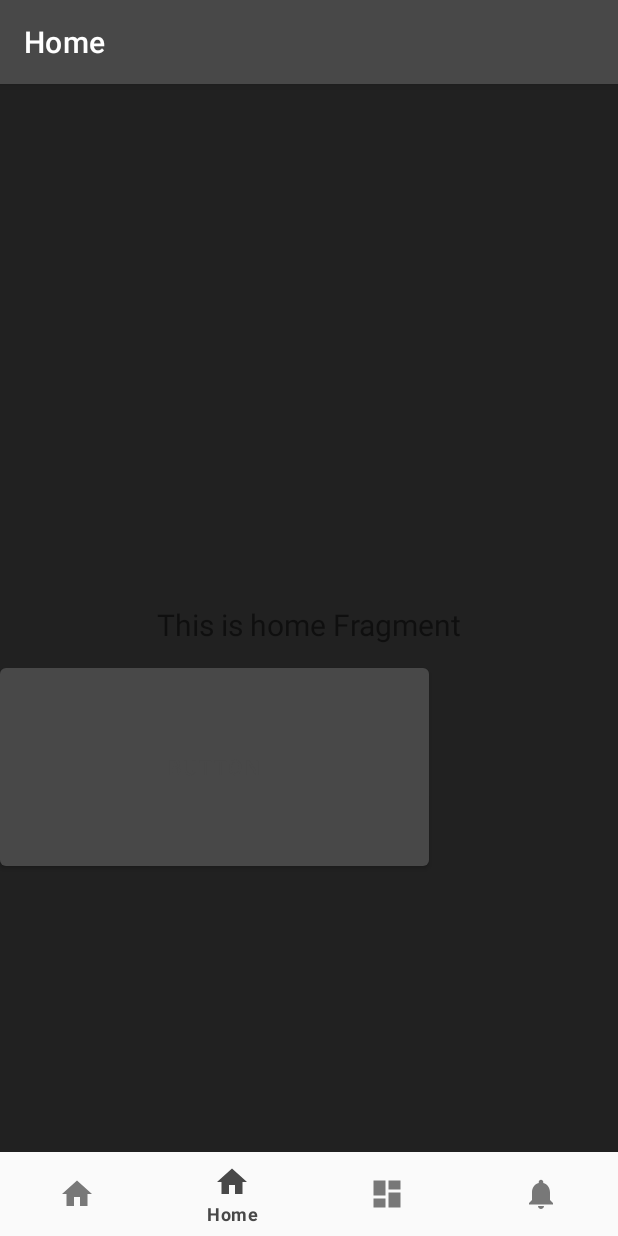
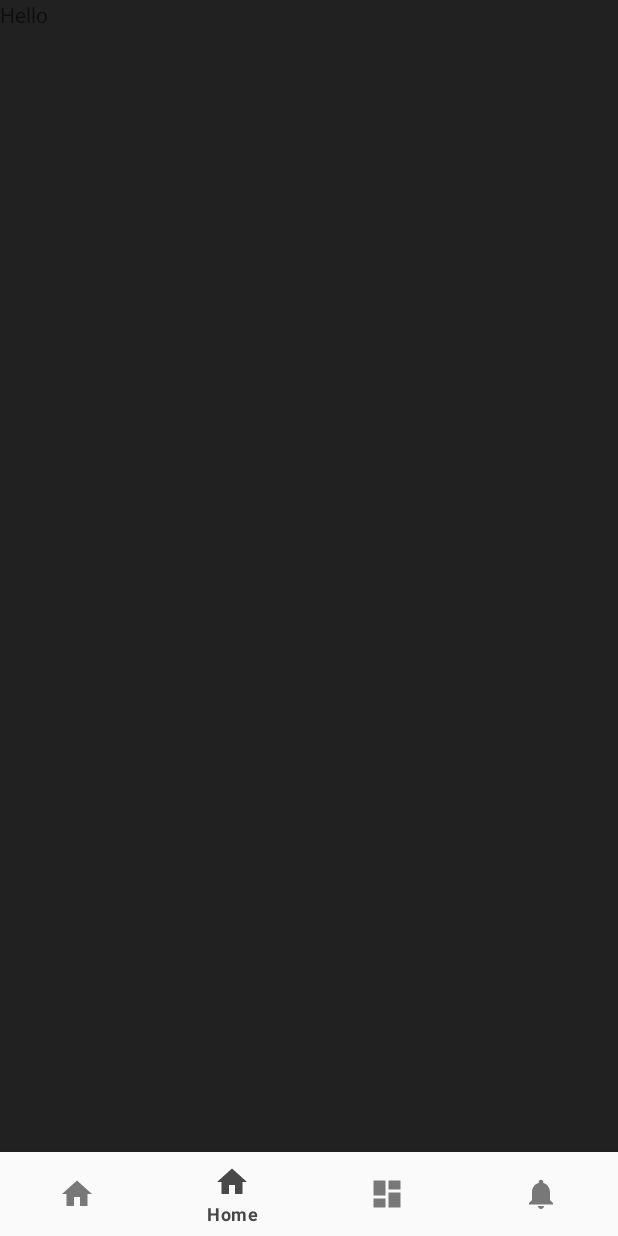
Before and after one commit to 7xz7/sportsman-ai, an Android app: the screen it shows after launch (MainActivity), item 2 of the bottom bar chosen, on a phone screen of 412 x 824 dp. Run offline under Robolectric (Android 15) with nearby library versions, the light colour scheme and no system bars; our stand-ins replace Firebase (no records; nobody signed in at launch, a user with empty details on screens opened directly), navigation-ui; Roboto replaces fonts that are not available here; 7 statements that could not run were skipped.

Commit message:
Работа над API и Leaderboard

```diff
--- a/app/src/main/java/com/mnemocon/sportsman/ai/MainActivity.kt
+++ b/app/src/main/java/com/mnemocon/sportsman/ai/MainActivity.kt
@@ -12,6 +12,7 @@ import androidx.appcompat.app.ActionBar
 import androidx.appcompat.app.AppCompatActivity
 import androidx.core.app.ActivityCompat
 import androidx.core.content.ContextCompat
+import androidx.lifecycle.ViewModelProvider
 import androidx.navigation.fragment.NavHostFragment
 import androidx.navigation.ui.AppBarConfiguration
 import androidx.navigation.ui.setupActionBarWithNavController
@@ -27,14 +28,55 @@ import com.google.firebase.auth.GoogleAuthProvider
 import com.google.firebase.auth.ktx.auth
 import com.google.firebase.ktx.Firebase
 import com.mnemocon.sportsman.ai.databinding.ActivityMainBinding
+import kotlinx.coroutines.CoroutineScope
+import kotlinx.coroutines.Dispatchers
+import kotlinx.coroutines.async
+import kotlinx.coroutines.launch
 import kotlin.Result.Companion.success
 
 class MainActivity : AppCompatActivity() {
     private lateinit var binding: ActivityMainBinding
-
+    // Поле для хранения ссылки на ViewModel
+    private lateinit var mainActivityViewModel: MainActivityViewModel
     // [START declare_auth]
     private lateinit var auth: FirebaseAuth
     // [END declare_auth]
+    // Создание переменной для хранения текущего пользователя
+    private var currentUser: FirebaseUser? = null
+
+    // Создание переменной для хранения области видимости корутины
+    private val scope = CoroutineScope(Dispatchers.Main)
+
+    // Создание функции для получения текущего пользователя асинхронно
+    private fun getCurrentUser() {
+        // Запуск корутины в основном потоке
+        scope.launch {
+            // Ожидание результата из другого потока с помощью async и await
+            currentUser = async(Dispatchers.IO) {
+                Firebase.auth.currentUser
+            }.await()
+            // Проверка наличия текущего пользователя и выполнение действий с ним
+            currentUser?.let {
+                // Name, email address, and profile photo Url
+                mainActivityViewModel._userUUID.value = currentUser!!.uid
+                val providerId = currentUser!!.providerId
+                val name = currentUser!!.displayName
+                val email = currentUser!!.email
+                val photoUrl = currentUser!!.photoUrl
+
+                // Check if user's email is verified
+                val emailVerified = currentUser!!.isEmailVerified
+
+                // The user's ID, unique to the Firebase project. Do NOT use this value to
+                // authenticate with your backend server, if you have one. Use
+                // FirebaseUser.getToken () instead.
+                val uid = currentUser!!.uid
+                mainActivityViewModel.sendUserData(currentUser!!.uid,
+                    currentUser!!.displayName!!, currentUser!!.email!!
+                )
+            }
+        }
+    }
 
     private lateinit var googleSignInClient: GoogleSignInClient
     // Объявление переменных для связки, аутентификации и авторизации через Google
@@ -89,24 +131,11 @@ class MainActivity : AppCompatActivity() {
     }
     // Запуск основной логики приложения
     private fun startLogic() {
-        val currentUser = Firebase.auth.currentUser
-        currentUser?.let {
-            // Name, email address, and profile photo Url
-            val name = currentUser.displayName
-            val email = currentUser.email
-            val photoUrl = currentUser.photoUrl
-
-            // Check if user's email is verified
-            val emailVerified = currentUser.isEmailVerified
-
-            // The user's ID, unique to the Firebase project. Do NOT use this value to
-            // authenticate with your backend server, if you have one. Use
-            // FirebaseUser.getToken () instead.
-            val uid = currentUser.uid
-        }
 
         binding = ActivityMainBinding.inflate(layoutInflater)
         setContentView(binding.root)
+        // Получаем ссылку на ViewModel с помощью ViewModelProvider
+        mainActivityViewModel = ViewModelProvider(this)[MainActivityViewModel::class.java]
         val navView: BottomNavigationView = binding.navView
 
         val navHostFragment =  supportFragmentManager
@@ -119,26 +148,29 @@ class MainActivity : AppCompatActivity() {
         // меню должно рассматриваться как пункты назначения верхнего уровня.
         val appBarConfiguration = AppBarConfiguration(
             setOf(
-                R.id.startCounting, R.id.navigation_home, R.id.navigation_dashboard, R.id.navigation_notifications
+                R.id.startCounting, R.id.navigation_leaderboard, R.id.navigation_dashboard, R.id.navigation_notifications
             )
         )
 
         setupActionBarWithNavController(navController, appBarConfiguration)
         navView.setupWithNavController(navController)
+        supportActionBar?.hide()
+        // Ваш код до вызова Firebase.auth.currentUser
+        getCurrentUser()
     }
     // Показать нижнее меню навигации
     fun showBottomNavigation()
     {
         binding.navView.visibility = View.VISIBLE
-        val actionBar: ActionBar? = supportActionBar //Get action bar reference
-        actionBar?.show() //Hide the action bar
+       // val actionBar: ActionBar? = supportActionBar //Get action bar reference
+        //actionBar?.show() //Hide the action bar
     }
     // Скрыть нижнее меню навигации
     fun hideBottomNavigation()
     {
         binding.navView.visibility = View.GONE
-        val actionBar: ActionBar? = supportActionBar //Get action bar reference
-        actionBar?.hide() //Hide the action bar
+        //val actionBar: ActionBar? = supportActionBar //Get action bar reference
+        //actionBar?.hide() //Hide the action bar
     }
     // Проверка авторизованного пользователя при старте активности
     // [START on_start_check_user]
--- a/app/src/main/java/com/mnemocon/sportsman/ai/data/JSONPlaceHolderApi.kt
+++ b/app/src/main/java/com/mnemocon/sportsman/ai/data/JSONPlaceHolderApi.kt
@@ -45,6 +45,9 @@ interface JSONPlaceHolderApi {
     @POST("api/aisport/add_exercise.php")
     fun createUserExercise(@Body params: RequestBody): Call<Get?>?
 
+    @POST("api/aisport/add_user.php")
+    fun createUser(@Body params: RequestBody): Call<Get?>?
+
     @GET("api/exercise/getcountusers.php")
     fun getCountUsers(): Call<Get?>?
 
--- a/app/src/main/java/com/mnemocon/sportsman/ai/ui/home/HomeFragment.kt
+++ /dev/null
@@ -1,55 +0,0 @@
-package com.mnemocon.sportsman.ai.ui.home
-
-import android.os.Bundle
-import android.view.LayoutInflater
-import android.view.View
-import android.view.ViewGroup
-import android.widget.TextView
-import androidx.fragment.app.Fragment
-import androidx.lifecycle.ViewModelProvider
-import com.google.android.gms.auth.api.signin.GoogleSignInClient
-import com.google.firebase.auth.FirebaseAuth
-import com.mnemocon.sportsman.ai.MainActivity
-import com.mnemocon.sportsman.ai.databinding.FragmentHomeBinding
-
-
-class HomeFragment : Fragment() {
-
-    private var _binding: FragmentHomeBinding? = null
-
-    // This property is only valid between onCreateView and
-    // onDestroyView.
-    private val binding get() = _binding!!
-
-    override fun onCreateView(
-        inflater: LayoutInflater,
-        container: ViewGroup?,
-        savedInstanceState: Bundle?
-    ): View {
-        val homeViewModel =
-            ViewModelProvider(this).get(HomeViewModel::class.java)
-
-        _binding = FragmentHomeBinding.inflate(inflater, container, false)
-        val root: View = binding.root
-
-        val textView: TextView = binding.textHome
-        homeViewModel.text.observe(viewLifecycleOwner) {
-            textView.text = it
-        }
-
-        binding.button.setOnClickListener {
-            //MainActivity.signin
-        }
-        return root
-    }
-
-    override fun onDestroyView() {
-        super.onDestroyView()
-        _binding = null
-    }
-
-    companion object {
-        private const val TAG = "GoogleActivity"
-        private const val RC_SIGN_IN = 9001
-    }
-}
--- a/app/src/main/java/com/mnemocon/sportsman/ai/ui/home/HomeViewModel.kt
+++ /dev/null
@@ -1,24 +0,0 @@
-package com.mnemocon.sportsman.ai.ui.home
-
-import android.content.Intent
-import android.util.Log
-import androidx.core.app.ActivityCompat.startActivityForResult
-import androidx.lifecycle.LiveData
-import androidx.lifecycle.MutableLiveData
-import androidx.lifecycle.ViewModel
-import com.google.android.gms.auth.api.identity.BeginSignInRequest
-import com.google.android.gms.tasks.OnCompleteListener
-import com.google.firebase.auth.AuthResult
-import com.google.firebase.auth.FirebaseAuth
-import com.google.firebase.auth.FirebaseUser
-import com.google.firebase.auth.GoogleAuthProvider
-
-
-class HomeViewModel : ViewModel() {
-
-    private val _text = MutableLiveData<String>().apply {
-        value = "This is home Fragment"
-    }
-    val text: LiveData<String> = _text
-
-}
--- /dev/null
+++ b/app/src/main/java/com/mnemocon/sportsman/ai/ui/leaderboard/LeaderBoardFragment.kt
@@ -0,0 +1,32 @@
+package com.mnemocon.sportsman.ai.ui.leaderboard
+
+import androidx.lifecycle.ViewModelProvider
+import android.os.Bundle
+import androidx.fragment.app.Fragment
+import android.view.LayoutInflater
+import android.view.View
+import android.view.ViewGroup
+import com.mnemocon.sportsman.ai.R
+
+class LeaderBoardFragment : Fragment() {
+
+    companion object {
+        fun newInstance() = LeaderBoardFragment()
+    }
+
+    private lateinit var viewModel: LeaderBoardViewModel
+
+    override fun onCreateView(
+        inflater: LayoutInflater, container: ViewGroup?,
+        savedInstanceState: Bundle?
+    ): View? {
+        return inflater.inflate(R.layout.fragment_leader_board, container, false)
+    }
+
+    override fun onActivityCreated(savedInstanceState: Bundle?) {
+        super.onActivityCreated(savedInstanceState)
+        viewModel = ViewModelProvider(this).get(LeaderBoardViewModel::class.java)
+        // TODO: Use the ViewModel
+    }
+
+}
--- /dev/null
+++ b/app/src/main/java/com/mnemocon/sportsman/ai/ui/leaderboard/LeaderBoardViewModel.kt
@@ -0,0 +1,7 @@
+package com.mnemocon.sportsman.ai.ui.leaderboard
+
+import androidx.lifecycle.ViewModel
+
+class LeaderBoardViewModel : ViewModel() {
+    // TODO: Implement the ViewModel
+}
--- a/app/src/main/res/layout/fragment_home.xml
+++ /dev/null
@@ -1,31 +0,0 @@
-<?xml version="1.0" encoding="utf-8"?>
-<androidx.constraintlayout.widget.ConstraintLayout xmlns:android="http://schemas.android.com/apk/res/android"
-    xmlns:app="http://schemas.android.com/apk/res-auto"
-    xmlns:tools="http://schemas.android.com/tools"
-    android:layout_width="match_parent"
-    android:layout_height="match_parent"
-    tools:context=".ui.home.HomeFragment">
-
-    <TextView
-        android:id="@+id/text_home"
-        android:layout_width="match_parent"
-        android:layout_height="wrap_content"
-        android:layout_marginStart="8dp"
-        android:layout_marginTop="8dp"
-        android:layout_marginEnd="8dp"
-        android:textAlignment="center"
-        android:textSize="20sp"
-        app:layout_constraintBottom_toBottomOf="parent"
-        app:layout_constraintEnd_toEndOf="parent"
-        app:layout_constraintStart_toStartOf="parent"
-        app:layout_constraintTop_toTopOf="parent" />
-
-    <Button
-        android:id="@+id/button"
-        android:layout_width="286dp"
-        android:layout_height="144dp"
-        android:layout_marginTop="9dp"
-        android:text="Button"
-        app:layout_constraintStart_toStartOf="parent"
-        app:layout_constraintTop_toBottomOf="@+id/text_home" />
-</androidx.constraintlayout.widget.ConstraintLayout>
--- /dev/null
+++ b/app/src/main/res/layout/fragment_leader_board.xml
@@ -0,0 +1,13 @@
+<?xml version="1.0" encoding="utf-8"?>
+<FrameLayout xmlns:android="http://schemas.android.com/apk/res/android"
+    xmlns:tools="http://schemas.android.com/tools"
+    android:layout_width="match_parent"
+    android:layout_height="match_parent"
+    tools:context=".ui.leaderboard.LeaderBoardFragment">
+
+    <TextView
+        android:layout_width="match_parent"
+        android:layout_height="match_parent"
+        android:text="Hello" />
+
+</FrameLayout>
--- a/app/src/main/res/menu/bottom_nav_menu.xml
+++ b/app/src/main/res/menu/bottom_nav_menu.xml
@@ -5,7 +5,7 @@
         android:icon="@drawable/ic_home_black_24dp"
         android:title="@string/title_home" />
     <item
-        android:id="@+id/navigation_home"
+        android:id="@+id/navigation_leaderboard"
         android:icon="@drawable/ic_home_black_24dp"
         android:title="@string/title_home" />
 
--- a/app/src/main/res/navigation/navigations.xml
+++ b/app/src/main/res/navigation/navigations.xml
@@ -64,10 +64,10 @@
         android:name="com.mnemocon.sportsman.ai.SeePastCounts"
         android:label="SeePastCounts" />
     <fragment
-        android:id="@+id/navigation_home"
-        android:name="com.mnemocon.sportsman.ai.ui.home.HomeFragment"
+        android:id="@+id/navigation_leaderboard"
+        android:name="com.mnemocon.sportsman.ai.ui.leaderboard.LeaderBoardFragment"
         android:label="@string/title_home"
-        tools:layout="@layout/fragment_home" />
+        tools:layout="@layout/fragment_leader_board" />
 
     <fragment
         android:id="@+id/navigation_dashboard"
```
Also changed, not shown: app/src/main/java/com/mnemocon/sportsman/ai/Camera.kt (+4 -3 lines), app/src/main/java/com/mnemocon/sportsman/ai/CameraViewModel.kt (+6 -6 lines), app/src/main/java/com/mnemocon/sportsman/ai/MainActivityViewModel.kt (added, +50 -0 lines), app/src/main/java/com/mnemocon/sportsman/ai/StartCounting.kt (+9 -1 lines).
